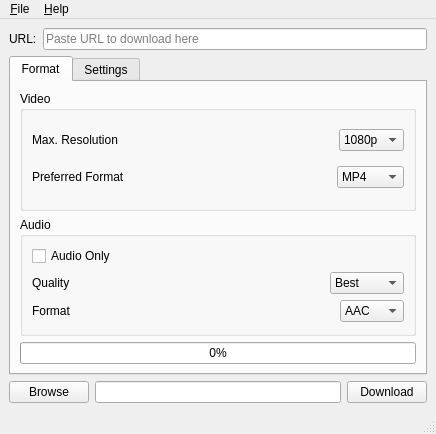
First picture: the form in yt_dlp_qt/app.ui, repository Whitie/yt-dlp-qt, before the edit.
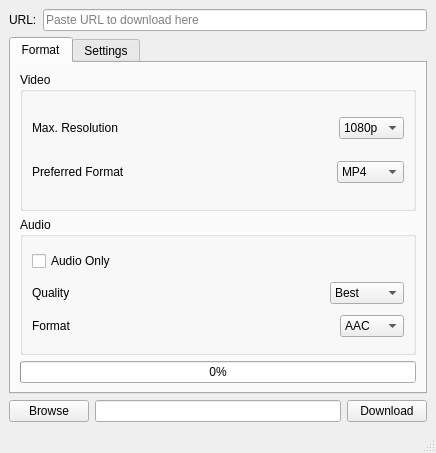
Second picture: the form after the edit.

What changed in the file:
```diff
--- a/yt_dlp_qt/app.ui
+++ b/yt_dlp_qt/app.ui
@@ -7,7 +7,7 @@
     <x>0</x>
     <y>0</y>
     <width>436</width>
-    <height>434</height>
+    <height>453</height>
    </rect>
   </property>
   <property name="windowTitle">
@@ -405,20 +405,6 @@
      <height>22</height>
     </rect>
    </property>
-   <widget class="QMenu" name="menuFile">
-    <property name="title">
-     <string>&amp;File</string>
-    </property>
-    <addaction name="action_quit"/>
-   </widget>
-   <widget class="QMenu" name="menu_Help">
-    <property name="title">
-     <string>&amp;Help</string>
-    </property>
-    <addaction name="action_about"/>
-   </widget>
-   <addaction name="menuFile"/>
-   <addaction name="menu_Help"/>
   </widget>
   <widget class="QStatusBar" name="statusbar"/>
   <action name="action_quit">
```
Left out of the diff: 16 changed lines with no effect on the pictures.
